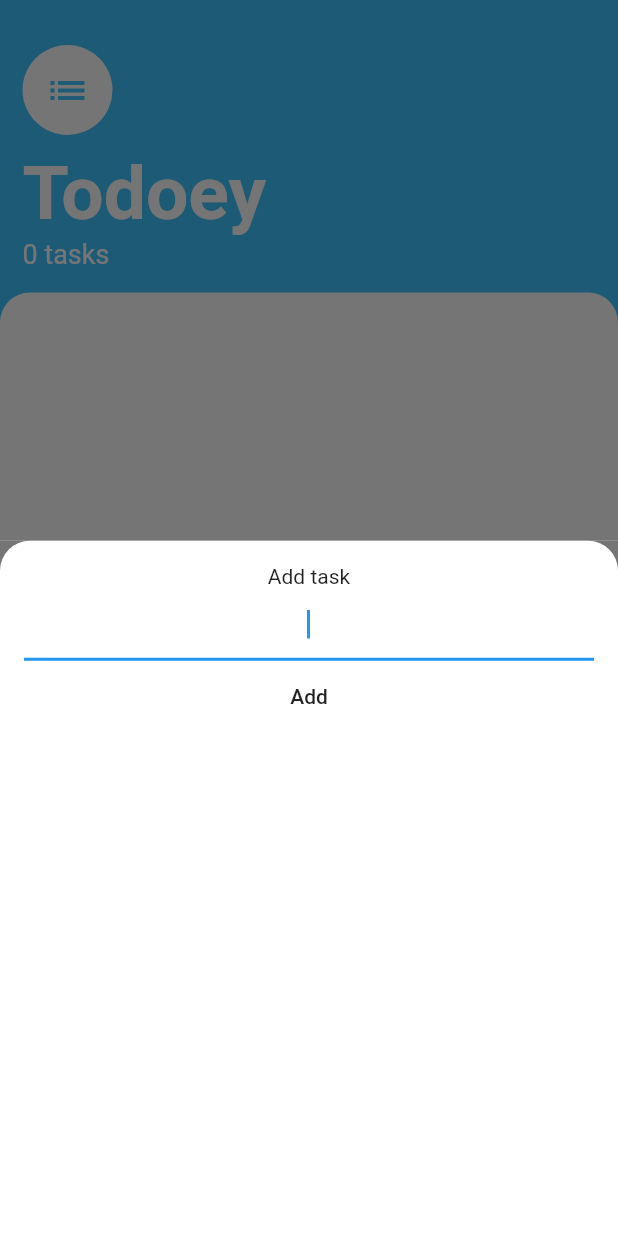
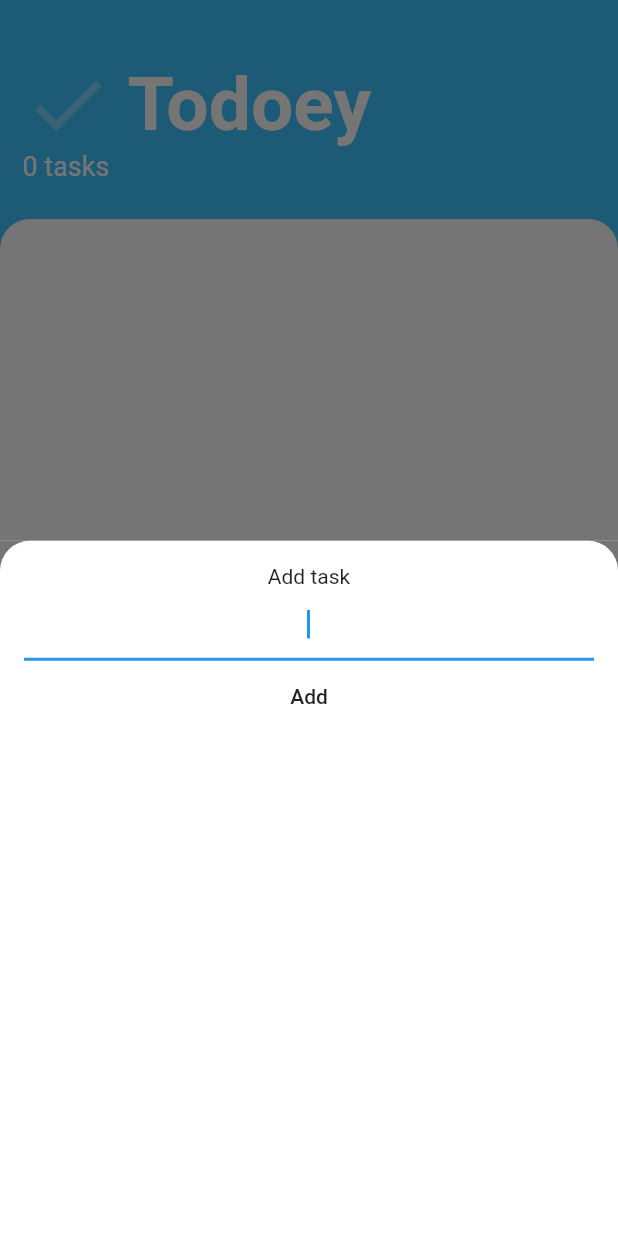
Before and after one commit to soroushamdg/flutter_todoey_app, a Flutter app: the screen it shows after launch, after a tap on the "add" icon, on a phone screen of 412 x 824 dp. Run offline on Flutter 3.47's test engine with Material 2 defaults, Android fonts, the light colour scheme and no system bars; our stand-ins replace sqflite; accounts and stored records are empty.

Commit message:
🐛 fixed minor bugs

```diff
--- /dev/null
+++ b/lib/Widgets/animated_icon.dart
@@ -0,0 +1,50 @@
+import 'package:flutter/material.dart';
+
+class AnimatedCheckIcon extends StatefulWidget {
+  @override
+  _AnimatedCheckIconState createState() => _AnimatedCheckIconState();
+}
+
+class _AnimatedCheckIconState extends State<AnimatedCheckIcon>
+    with SingleTickerProviderStateMixin {
+  AnimationController animation;
+  Animation<double> _fadeInFadeOut;
+
+  @override
+  void initState() {
+    super.initState();
+    animation = AnimationController(
+      vsync: this,
+      duration: Duration(seconds: 1),
+    );
+    _fadeInFadeOut = Tween<double>(begin: 0.0, end: 1).animate(animation);
+
+    animation.addStatusListener((status) {
+      if (status == AnimationStatus.completed) {
+        animation.reverse();
+      } else if (status == AnimationStatus.dismissed) {
+        animation.forward();
+      }
+    });
+    animation.forward();
+  }
+
+  @override
+  void dispose() {
+    // TODO: implement dispose
+    super.dispose();
+    animation.dispose();
+  }
+
+  @override
+  Widget build(BuildContext context) {
+    return FadeTransition(
+      opacity: _fadeInFadeOut,
+      child: Icon(
+        Icons.check,
+        size: 60.0,
+        color: Colors.white,
+      ),
+    );
+  }
+}
--- a/lib/Widgets/tasks_list.dart
+++ b/lib/Widgets/tasks_list.dart
@@ -9,7 +9,7 @@ class TasksList extends StatelessWidget {
     return Consumer<TasksNotifierProvider>(
       builder: (context, tasksData, child) {
         return ListView.builder(
-            reverse: true,
+            padding: EdgeInsets.only(bottom: 90.0, left: 20.0, right: 20.0),
             itemCount: tasksData.count(),
             itemBuilder: (context, index) {
               return Dismissible(
--- a/lib/models/tasks_provider.dart
+++ b/lib/models/tasks_provider.dart
@@ -1,6 +1,7 @@
+import 'dart:collection';
+
 import 'package:flutter/cupertino.dart';
 import 'package:todoey/models/task.dart';
-import 'dart:collection';
 import 'package:todoey/utils/database.dart';
 
 class TasksNotifierProvider extends ChangeNotifier {
@@ -45,7 +46,7 @@ class TasksNotifierProvider extends ChangeNotifier {
   }
 
   void removetask(int index) {
-    Task task = _tasks[index];
+    Task task = _tasks[-index];
     _tasks.remove(task);
     notifyListeners();
     databasepv.deleteTask(task.id);
--- a/lib/screens/tasks_screen.dart
+++ b/lib/screens/tasks_screen.dart
@@ -1,4 +1,5 @@
 import 'package:flutter/material.dart';
+import 'package:todoey/Widgets/animated_icon.dart';
 import 'package:todoey/Widgets/tasks_list.dart';
 import 'package:todoey/models/tasks_provider.dart';
 import 'package:todoey/screens/add_task_screen.dart';
@@ -44,20 +45,14 @@ class TasksScreen extends StatelessWidget {
               child: Column(
                 crossAxisAlignment: CrossAxisAlignment.start,
                 children: [
-                  Hero(
-                    tag: 'topicon',
-                    child: CircleAvatar(
-                      child: Icon(
-                        Icons.list,
-                        size: 30.0,
-                        color: Colors.lightBlueAccent,
-                      ),
-                      backgroundColor: Colors.white,
-                      radius: 30.0,
-                    ),
-                  ),
                   SizedBox(
                     height: 10.0,
+                  ),
+                  Row(
+                    children: [
+                      AnimatedCheckIcon(),
+                      SizedBox(
+                        width: 10.0,
                       ),
                       Text(
                         'Todoey',
@@ -66,6 +61,8 @@ class TasksScreen extends StatelessWidget {
                             fontSize: 50.0,
                             fontWeight: FontWeight.bold),
                       ),
+                    ],
+                  ),
                   Text(
                     '${Provider.of<TasksNotifierProvider>(context).countnotdone()} tasks',
                     style: TextStyle(
@@ -73,13 +70,15 @@ class TasksScreen extends StatelessWidget {
                       fontSize: 18.0,
                     ),
                   ),
+                  SizedBox(
+                    height: 10.0,
+                  ),
                 ],
               ),
             ),
           ),
           Expanded(
             child: Container(
-              padding: EdgeInsets.symmetric(horizontal: 20.0),
               decoration: BoxDecoration(
                 color: Colors.white,
                 borderRadius: BorderRadius.vertical(top: Radius.circular(20.0)),
```
Lines whose indentation alone changed are shown as unchanged.
